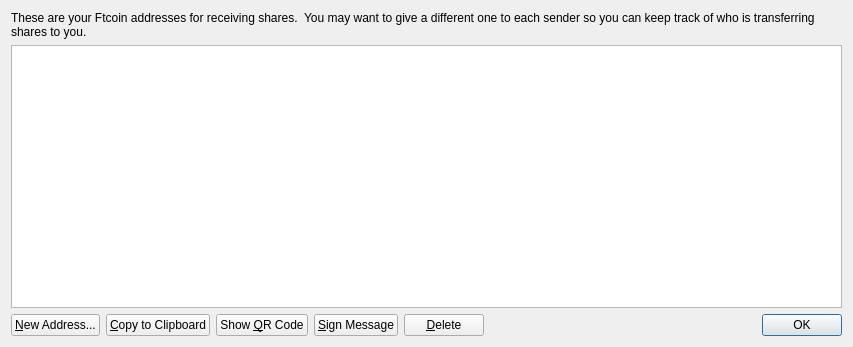
The window that src/qt/forms/addressbookpage.ui (5chain/ftcoin) describes before a commit, drawn with Qt 5.
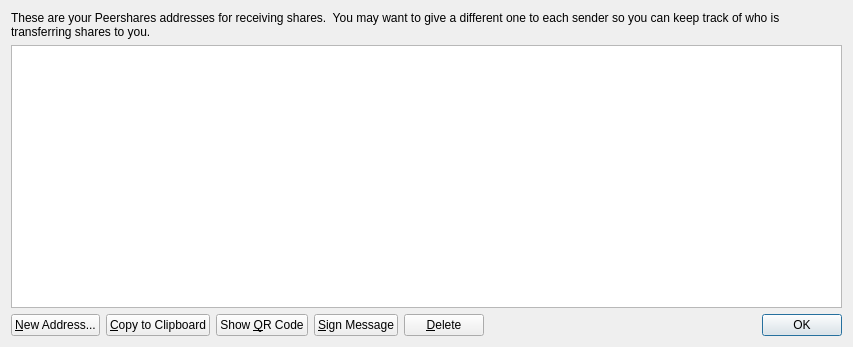
The same window after the commit. Icons and pictures are not drawn.

Diff of the .ui file:
```diff
--- a/src/qt/forms/addressbookpage.ui
+++ b/src/qt/forms/addressbookpage.ui
@@ -17,7 +17,7 @@
    <item>
     <widget class="QLabel" name="labelExplanation">
      <property name="text">
-      <string>These are your Ftcoin addresses for receiving shares.  You may want to give a different one to each sender so you can keep track of who is transferring shares to you.</string>
+      <string>These are your Peershares addresses for receiving shares.  You may want to give a different one to each sender so you can keep track of who is transferring shares to you.</string>
      </property>
      <property name="textFormat">
       <enum>Qt::AutoText</enum>
```
